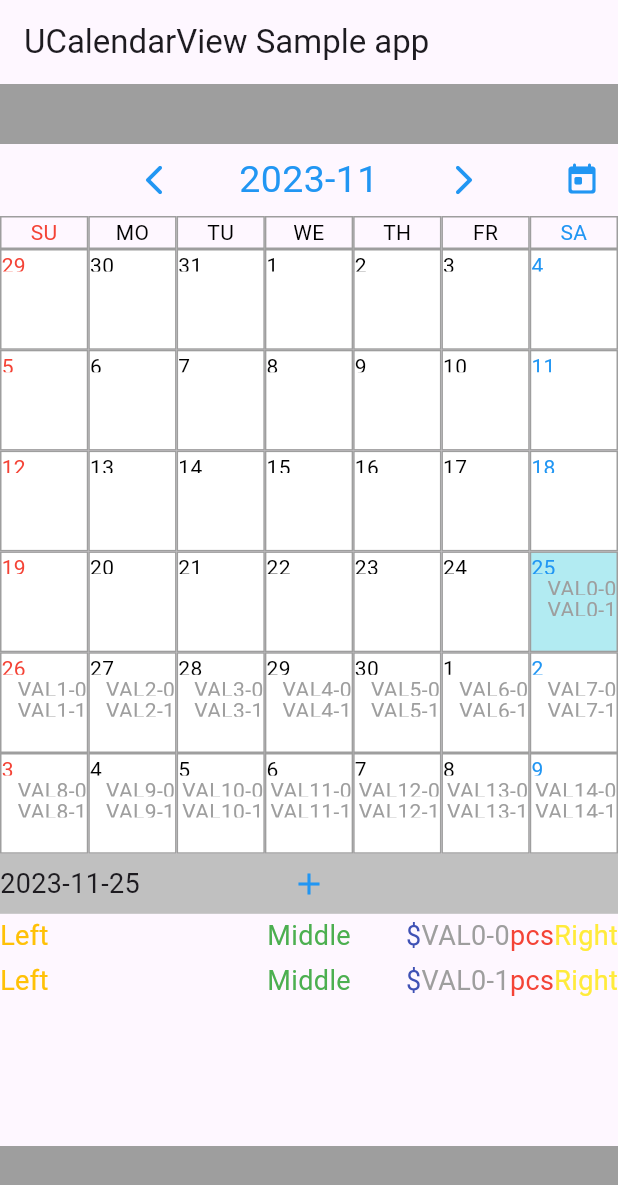
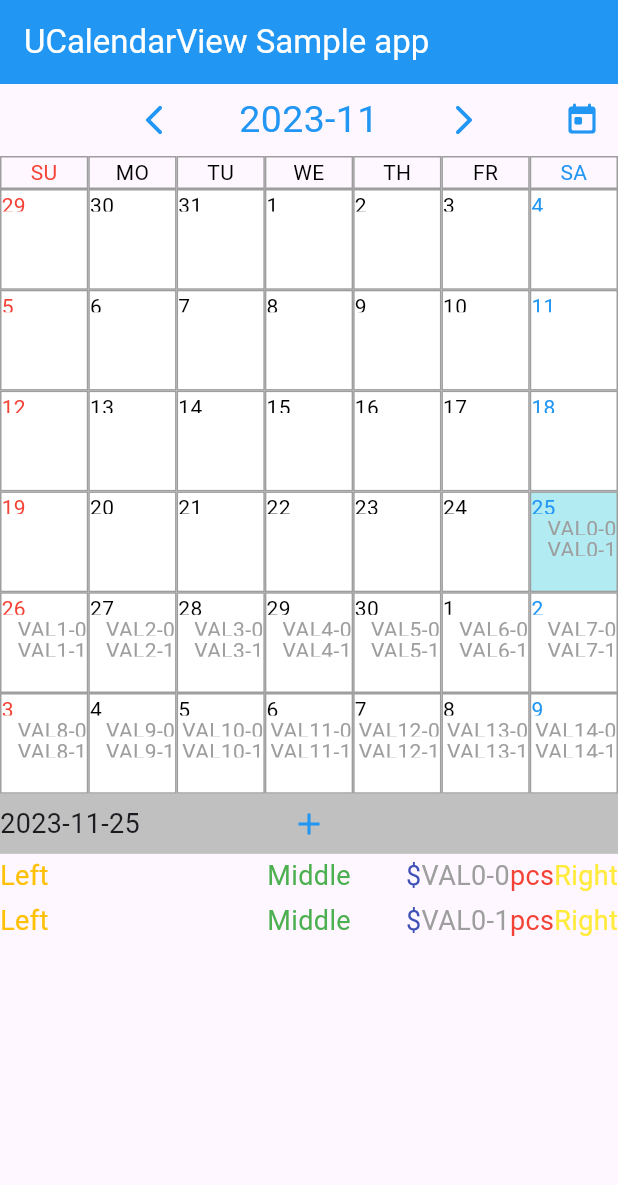
Before and after one commit to Tomohiro-Uchida/u_calendar_view_dart, a Flutter app: the screen it shows after launch, on a phone screen of 412 x 824 dp. Shown: the top 1185 px of the screen. Run offline on Flutter 3.47's test engine with Material 3 defaults, Android fonts, the phone set to English and light mode, and no system bars; our stand-ins replace flutter_riverpod, plugin_platform_interface; generated files the repository leaves out were written again.

Commit message:
0.2.8+29

```diff
--- a/example/lib/main.dart
+++ b/example/lib/main.dart
@@ -155,12 +155,12 @@ class MyAppState extends State<MyApp> {
         home: Scaffold(
             appBar: AppBar(
               title: const Text('UCalendarView Sample app'),
+              backgroundColor: Colors.blue,
+              foregroundColor: Colors.white,
             ),
             body: Column(children: [
-              Container(height: 40, color: Colors.grey),
               Expanded(child: UCalendarView(
                   DateTime.now(), 3, ucEntries, ucOnAddEntry, ucOnTapEntry, ucOnMonthChanged)),
-              Container(height: 60, color: Colors.grey)
             ])));
   }
 }
--- a/example/pubspec.yaml
+++ b/example/pubspec.yaml
@@ -1,6 +1,6 @@
 name: u_calendar_view_dart_example
 description: Demonstrates how to use the u_calendar_view_dart plugin.
-version: 0.1.13+25
+version: 0.1.14+26
 homepage: https://github.com/Tomohiro-Uchida-Flutter/u_calendar_view_dart
 
 # The following line prevents the package from being accidentally published to
@@ -8,8 +8,8 @@ homepage: https://github.com/Tomohiro-Uchida-Flutter/u_calendar_view_dart
 publish_to: 'none' # Remove this line if you wish to publish to pub.dev
 
 environment:
-  sdk: '>=2.18.6 <4.0.0'
-  flutter: '>=3.13.8'
+  sdk: '>=2.18.6 <3.0.0'
+  flutter: '>=3.13.0 <4.0.0'
 
 # Dependencies specify other packages that your package needs in order to work.
 # To automatically upgrade your package dependencies to the latest versions
--- a/pubspec.yaml
+++ b/pubspec.yaml
@@ -1,11 +1,11 @@
 name: u_calendar_view_dart
 description: CalendarView for Dart/Flutter
-version: 0.2.7+28
+version: 0.2.8+29
 homepage: https://github.com/Tomohiro-Uchida-Flutter/u_calendar_view_dart
 
 environment:
-  sdk: '>=2.18.6 <4.0.0'
-  flutter: '>=3.13.8'
+  sdk: '>=2.18.6 <3.0.0'
+  flutter: '>=3.13.0 <4.0.0'
 
 dependencies:
   flutter:
```
Also changed, not shown: example/pubspec.lock, 1 other file.
